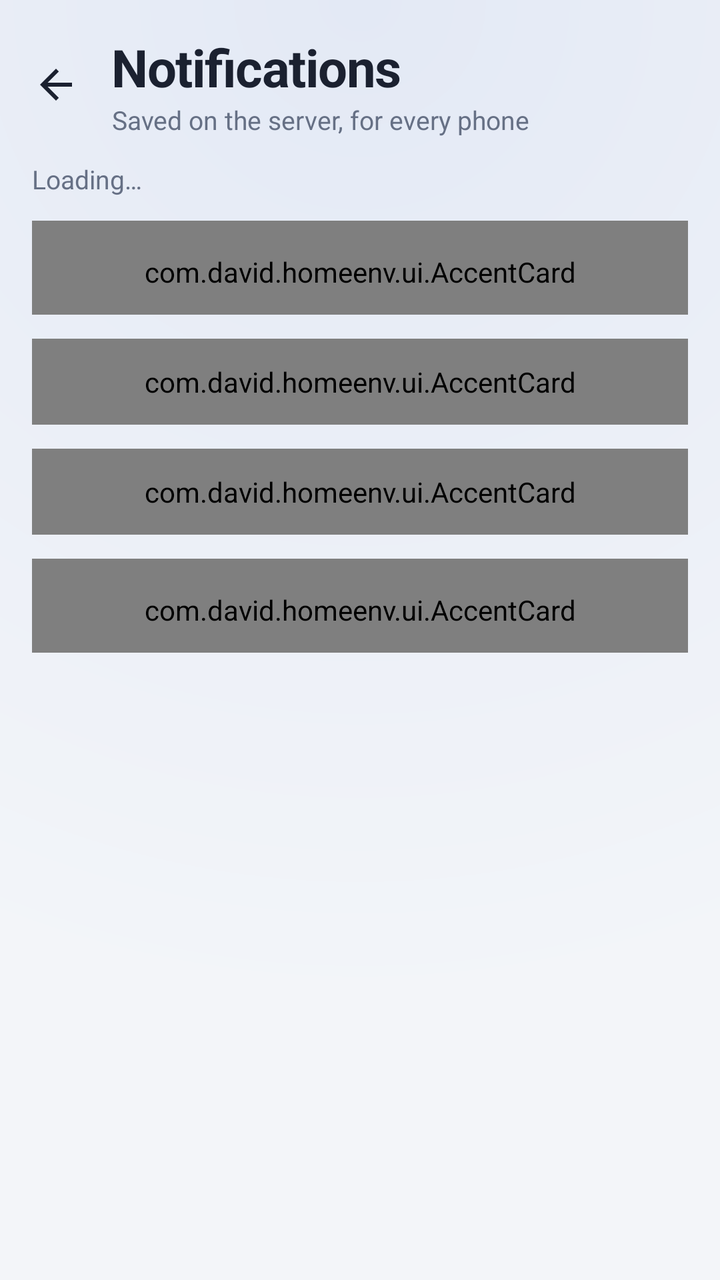
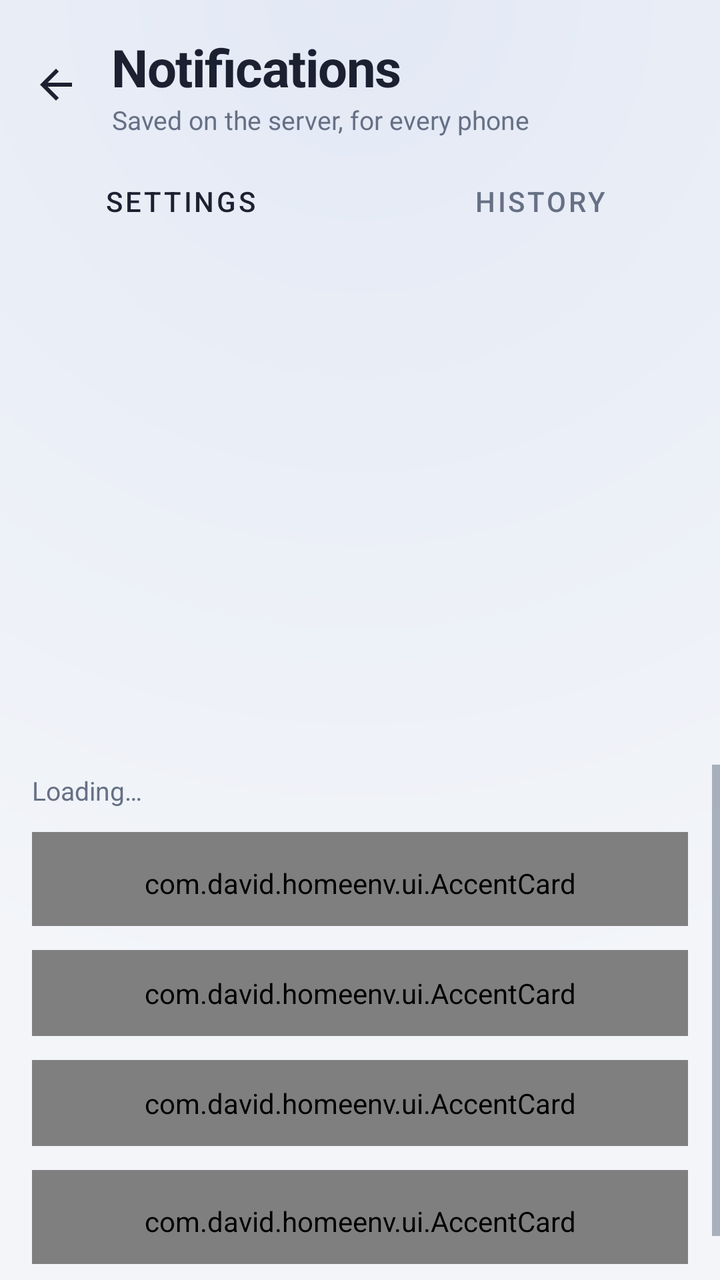

Screens rendered from an Android XML layout before and after an edit, with the pre-edit source and the edit as a unified diff.
<!-- AndroidManifest.xml: application theme Theme.HomeEnv -->
<!-- res/layout/activity_notification_settings.xml -->
<?xml version="1.0" encoding="utf-8"?>
<LinearLayout xmlns:android="http://schemas.android.com/apk/res/android"
    xmlns:app="http://schemas.android.com/apk/res-auto"
    android:layout_width="match_parent"
    android:layout_height="match_parent"
    android:orientation="vertical"
    android:background="@drawable/bg_screen">

    
    <LinearLayout
        android:layout_width="match_parent"
        android:layout_height="wrap_content"
        android:gravity="center_vertical"
        android:orientation="horizontal"
        android:paddingStart="4dp"
        android:paddingTop="16dp"
        android:paddingEnd="16dp"
        android:paddingBottom="8dp">

        <ImageButton
            android:id="@+id/back"
            android:layout_width="48dp"
            android:layout_height="48dp"
            android:background="?attr/selectableItemBackgroundBorderless"
            android:contentDescription="Back"
            android:src="@drawable/ic_back"
            app:tint="@color/text" />

        <LinearLayout
            android:layout_width="wrap_content"
            android:layout_height="wrap_content"
            android:layout_marginStart="4dp"
            android:orientation="vertical">

            <TextView
                android:layout_width="wrap_content"
                android:layout_height="wrap_content"
                android:text="Notifications"
                android:textSize="26sp"
                android:textStyle="bold"
                android:letterSpacing="-0.02"
                android:textColor="@color/text"/>

            <TextView
                android:layout_width="wrap_content"
                android:layout_height="wrap_content"
                android:text="Saved on the server, for every phone"
                android:textSize="13sp"
                android:textColor="@color/muted"/>
        </LinearLayout>
    </LinearLayout>

    <ScrollView
        android:layout_width="match_parent"
        android:layout_height="0dp"
        android:layout_weight="1"
        android:clipToPadding="false">

        <LinearLayout
            android:layout_width="match_parent"
            android:layout_height="wrap_content"
            android:orientation="vertical"
            android:paddingStart="16dp"
            android:paddingEnd="16dp"
            android:paddingTop="4dp"
            android:paddingBottom="32dp">

            <TextView
                android:id="@+id/status"
                style="@style/HomeFoot"
                android:layout_marginBottom="12dp"
                android:text="Loading…"
                android:textSize="13sp" />

            <com.david.homeenv.ui.AccentCard style="@style/HomeCard">

                <TextView
                    style="@style/HomeLabel"
                    android:text="Alerts" />

                <LinearLayout
                    android:layout_width="match_parent"
                    android:layout_height="wrap_content"
                    android:layout_marginTop="12dp"
                    android:gravity="center_vertical"
                    android:orientation="horizontal">

                    <LinearLayout
                        android:layout_width="0dp"
                        android:layout_height="wrap_content"
                        android:layout_weight="1"
                        android:orientation="vertical">

                        <TextView
                            android:layout_width="wrap_content"
                            android:layout_height="wrap_content"
                            android:text="Humidity"
                            android:textColor="@color/text"
                            android:textSize="15sp"
                            android:textStyle="bold" />

                        <TextView
                            style="@style/HomeFoot"
                            android:layout_marginTop="2dp"
                            android:text="Above 65% or below 25%" />
                    </LinearLayout>

                    <com.google.android.material.switchmaterial.SwitchMaterial
                        android:id="@+id/humidity"
                        android:layout_width="wrap_content"
                        android:layout_height="wrap_content"
                        android:enabled="false" />
                </LinearLayout>

                <LinearLayout
                    android:layout_width="match_parent"
                    android:layout_height="wrap_content"
                    android:layout_marginTop="12dp"
                    android:gravity="center_vertical"
                    android:orientation="horizontal">

                    <LinearLayout
                        android:layout_width="0dp"
                        android:layout_height="wrap_content"
                        android:layout_weight="1"
                        android:orientation="vertical">

                        <TextView
                            android:layout_width="wrap_content"
                            android:layout_height="wrap_content"
                            android:text="Temperature"
                            android:textColor="@color/text"
                            android:textSize="15sp"
                            android:textStyle="bold" />

                        <TextView
                            style="@style/HomeFoot"
                            android:layout_marginTop="2dp"
                            android:text="Below 18 °C" />
                    </LinearLayout>

                    <com.google.android.material.switchmaterial.SwitchMaterial
                        android:id="@+id/temperature"
                        android:layout_width="wrap_content"
                        android:layout_height="wrap_content"
                        android:enabled="false" />
                </LinearLayout>

                <LinearLayout
                    android:layout_width="match_parent"
                    android:layout_height="wrap_content"
                    android:layout_marginTop="12dp"
                    android:gravity="center_vertical"
                    android:orientation="horizontal">

                    <LinearLayout
                        android:layout_width="0dp"
                        android:layout_height="wrap_content"
                        android:layout_weight="1"
                        android:orientation="vertical">

                        <TextView
                            android:layout_width="wrap_content"
                            android:layout_height="wrap_content"
                            android:text="Radar disconnected"
                            android:textColor="@color/text"
                            android:textSize="15sp"
                            android:textStyle="bold" />

                        <TextView
                            style="@style/HomeFoot"
                            android:layout_marginTop="2dp"
                            android:text="A radar stops sending frames" />
                    </LinearLayout>

                    <com.google.android.material.switchmaterial.SwitchMaterial
                        android:id="@+id/radar"
                        android:layout_width="wrap_content"
                        android:layout_height="wrap_content"
                        android:enabled="false" />
                </LinearLayout>

                <LinearLayout
                    android:layout_width="match_parent"
                    android:layout_height="wrap_content"
                    android:layout_marginTop="12dp"
                    android:gravity="center_vertical"
                    android:orientation="horizontal">

                    <LinearLayout
                        android:layout_width="0dp"
                        android:layout_height="wrap_content"
                        android:layout_weight="1"
                        android:orientation="vertical">

                        <TextView
                            android:layout_width="wrap_content"
                            android:layout_height="wrap_content"
                            android:text="Node offline / back online"
                            android:textColor="@color/text"
                            android:textSize="15sp"
                            android:textStyle="bold" />

                        <TextView
                            style="@style/HomeFoot"
                            android:layout_marginTop="2dp"
                            android:text="A node sends nothing for 5 min" />
                    </LinearLayout>

                    <com.google.android.material.switchmaterial.SwitchMaterial
                        android:id="@+id/nodes"
                        android:layout_width="wrap_content"
                        android:layout_height="wrap_content"
                        android:enabled="false" />
                </LinearLayout>

                <LinearLayout
                    android:layout_width="match_parent"
                    android:layout_height="wrap_content"
                    android:layout_marginTop="12dp"
                    android:gravity="center_vertical"
                    android:orientation="horizontal">

                    <LinearLayout
                        android:layout_width="0dp"
                        android:layout_height="wrap_content"
                        android:layout_weight="1"
                        android:orientation="vertical">

                        <TextView
                            android:layout_width="wrap_content"
                            android:layout_height="wrap_content"
                            android:text="Pressure falling fast"
                            android:textColor="@color/text"
                            android:textSize="15sp"
                            android:textStyle="bold" />

                        <TextView
                            style="@style/HomeFoot"
                            android:layout_marginTop="2dp"
                            android:text="Down 3 hPa or more in 3 h: storm likely" />
                    </LinearLayout>

                    <com.google.android.material.switchmaterial.SwitchMaterial
                        android:id="@+id/pressure"
                        android:layout_width="wrap_content"
                        android:layout_height="wrap_content"
                        android:enabled="false" />
                </LinearLayout>

                <LinearLayout
                    android:layout_width="match_parent"
                    android:layout_height="wrap_content"
                    android:layout_marginTop="12dp"
                    android:gravity="center_vertical"
                    android:orientation="horizontal">

                    <LinearLayout
                        android:layout_width="0dp"
                        android:layout_height="wrap_content"
                        android:layout_weight="1"
                        android:orientation="vertical">

                        <TextView
                            android:layout_width="wrap_content"
                            android:layout_height="wrap_content"
                            android:text="Air quality"
                            android:textColor="@color/text"
                            android:textSize="15sp"
                            android:textStyle="bold" />

                        <TextView
                            style="@style/HomeFoot"
                            android:layout_marginTop="2dp"
                            android:text="Time to air out, close the window, window open when leaving. Silent" />
                    </LinearLayout>

                    <com.google.android.material.switchmaterial.SwitchMaterial
                        android:id="@+id/air"
                        android:layout_width="wrap_content"
                        android:layout_height="wrap_content"
                        android:enabled="false" />
                </LinearLayout>
            </com.david.homeenv.ui.AccentCard>

            
            <com.david.homeenv.ui.AccentCard
                style="@style/HomeCard"
                android:layout_marginTop="12dp"
                android:orientation="horizontal"
                android:gravity="center_vertical"
                android:paddingTop="12dp">

                <LinearLayout
                    android:layout_width="0dp"
                    android:layout_height="wrap_content"
                    android:layout_weight="1"
                    android:orientation="vertical">

                    <TextView
                        style="@style/HomeLabel"
                        android:text="Occupancy alert" />

                    <TextView
                        android:id="@+id/occupancyStatus"
                        android:layout_width="wrap_content"
                        android:layout_height="wrap_content"
                        android:layout_marginTop="4dp"
                        android:text="Loading…"
                        android:textColor="@color/text"
                        android:textSize="15sp"
                        android:textStyle="bold" />
                </LinearLayout>

                <com.google.android.material.switchmaterial.SwitchMaterial
                    android:id="@+id/occupancySwitch"
                    android:layout_width="wrap_content"
                    android:layout_height="wrap_content" />
            </com.david.homeenv.ui.AccentCard>

            
            <com.david.homeenv.ui.AccentCard
                style="@style/HomeCard"
                android:layout_marginTop="12dp"
                android:orientation="vertical"
                android:paddingTop="12dp">

                <LinearLayout
                    android:layout_width="match_parent"
                    android:layout_height="wrap_content"
                    android:gravity="center_vertical"
                    android:orientation="horizontal">

                    <LinearLayout
                        android:layout_width="0dp"
                        android:layout_height="wrap_content"
                        android:layout_weight="1"
                        android:orientation="vertical">

                        <TextView
                            style="@style/HomeLabel"
                            android:text="Arm when I leave home" />

                        <TextView
                            android:id="@+id/autoLocationStatus"
                            android:layout_width="wrap_content"
                            android:layout_height="wrap_content"
                            android:layout_marginTop="4dp"
                            android:textColor="@color/muted"
                            android:textSize="13sp" />
                    </LinearLayout>

                    <com.google.android.material.switchmaterial.SwitchMaterial
                        android:id="@+id/autoLocationSwitch"
                        android:layout_width="wrap_content"
                        android:layout_height="wrap_content" />
                </LinearLayout>

                <TextView
                    android:id="@+id/setHomeButton"
                    android:layout_width="wrap_content"
                    android:layout_height="wrap_content"
                    android:layout_marginTop="10dp"
                    android:background="?attr/selectableItemBackground"
                    android:clickable="true"
                    android:focusable="true"
                    android:padding="6dp"
                    android:text="Set this place as home"
                    android:textColor="@color/good"
                    android:textSize="14sp"
                    android:textStyle="bold" />

                
                <TextView
                    android:id="@+id/resumeAutoButton"
                    android:layout_width="wrap_content"
                    android:layout_height="wrap_content"
                    android:layout_marginTop="6dp"
                    android:background="?attr/selectableItemBackground"
                    android:clickable="true"
                    android:focusable="true"
                    android:padding="6dp"
                    android:text="Resume auto (location)"
                    android:textColor="@color/good"
                    android:textSize="14sp"
                    android:textStyle="bold"
                    android:visibility="gone" />
            </com.david.homeenv.ui.AccentCard>


            <com.david.homeenv.ui.AccentCard
                style="@style/HomeCard"
                android:layout_marginTop="12dp">

                <TextView
                    style="@style/HomeLabel"
                    android:text="Quiet hours" />

                <LinearLayout
                    android:layout_width="match_parent"
                    android:layout_height="wrap_content"
                    android:layout_marginTop="12dp"
                    android:gravity="center_vertical"
                    android:orientation="horizontal">

                    <LinearLayout
                        android:layout_width="0dp"
                        android:layout_height="wrap_content"
                        android:layout_weight="1"
                        android:orientation="vertical">

                        <TextView
                            android:layout_width="wrap_content"
                            android:layout_height="wrap_content"
                            android:text="Mute alerts at night"
                            android:textColor="@color/text"
                            android:textSize="15sp"
                            android:textStyle="bold" />

                        <TextView
                            style="@style/HomeFoot"
                            android:layout_marginTop="2dp"
                            android:text="Occupancy alerts still come through" />
                    </LinearLayout>

                    <com.google.android.material.switchmaterial.SwitchMaterial
                        android:id="@+id/quiet_enabled"
                        android:layout_width="wrap_content"
                        android:layout_height="wrap_content"
                        android:enabled="false" />
                </LinearLayout>

                <LinearLayout
                    android:id="@+id/quiet_start_row"
                    android:layout_width="match_parent"
                    android:layout_height="48dp"
                    android:layout_marginTop="4dp"
                    android:background="?attr/selectableItemBackground"
                    android:enabled="false"
                    android:gravity="center_vertical"
                    android:orientation="horizontal">

                    <TextView
                        android:layout_width="0dp"
                        android:layout_height="wrap_content"
                        android:layout_weight="1"
                        android:text="From"
                        android:textColor="@color/text"
                        android:textSize="15sp" />

                    <TextView
                        android:id="@+id/quiet_start"
                        android:layout_width="wrap_content"
                        android:layout_height="wrap_content"
                        android:fontFeatureSettings="tnum"
                        android:text="--:--"
                        android:textColor="@color/text"
                        android:textSize="15sp"
                        android:textStyle="bold" />
                </LinearLayout>

                <LinearLayout
                    android:id="@+id/quiet_end_row"
                    android:layout_width="match_parent"
                    android:layout_height="48dp"
                    android:layout_marginTop="4dp"
                    android:background="?attr/selectableItemBackground"
                    android:enabled="false"
                    android:gravity="center_vertical"
                    android:orientation="horizontal">

                    <TextView
                        android:layout_width="0dp"
                        android:layout_height="wrap_content"
                        android:layout_weight="1"
                        android:text="Until"
                        android:textColor="@color/text"
                        android:textSize="15sp" />

                    <TextView
                        android:id="@+id/quiet_end"
                        android:layout_width="wrap_content"
                        android:layout_height="wrap_content"
                        android:fontFeatureSettings="tnum"
                        android:text="--:--"
                        android:textColor="@color/text"
                        android:textSize="15sp"
                        android:textStyle="bold" />
                </LinearLayout>

                <TextView
                    style="@style/HomeFoot"
                    android:layout_marginTop="4dp"
                    android:text="Times are Budapest time (the server\'s clock)." />
            </com.david.homeenv.ui.AccentCard>
        </LinearLayout>
    </ScrollView>
</LinearLayout>
<!-- resources referenced by this layout -->
<resources>
  <color name="good">#3ecf8e</color>
  <color name="muted">#8a93a6</color>
  <color name="text">#e8ecf3</color>
  <!-- drawable bg_screen (drawable) -->
  <?xml version="1.0" encoding="utf-8"?>
  <shape xmlns:android="http://schemas.android.com/apk/res/android" android:shape="rectangle">
      <gradient
          android:type="radial"
          android:centerX="0.5"
          android:centerY="0"
          android:gradientRadius="140%p"
          android:startColor="@color/bg_glow"
          android:endColor="@color/bg" />
  </shape>
  <!-- drawable ic_back (drawable) -->
  <?xml version="1.0" encoding="utf-8"?>
  <vector xmlns:android="http://schemas.android.com/apk/res/android"
      android:width="24dp"
      android:height="24dp"
      android:viewportWidth="24"
      android:viewportHeight="24"
      android:autoMirrored="true">
      <path
          android:fillColor="#FFFFFFFF"
          android:pathData="M20,11H7.83l5.59,-5.59L12,4l-8,8 8,8 1.41,-1.41L7.83,13H20v-2z" />
  </vector>
  <style name="HomeCard">
          <item name="android:layout_width">match_parent</item>
          <item name="android:layout_height">wrap_content</item>
          <item name="android:orientation">vertical</item>
          <item name="android:paddingStart">16dp</item>
          <item name="android:paddingEnd">16dp</item>
          <item name="android:paddingTop">16dp</item>
          <item name="android:paddingBottom">12dp</item>
      </style>
  <style name="HomeFoot">
          <item name="android:layout_width">wrap_content</item>
          <item name="android:layout_height">wrap_content</item>
          <item name="android:textSize">11sp</item>
          <item name="android:textColor">@color/muted</item>
      </style>
  <style name="HomeLabel">
          <item name="android:layout_width">wrap_content</item>
          <item name="android:layout_height">wrap_content</item>
          <item name="android:textSize">11sp</item>
          <item name="android:letterSpacing">0.08</item>
          <item name="android:textAllCaps">true</item>
          <item name="android:textColor">@color/muted</item>
          <item name="android:drawablePadding">6dp</item>
          <item name="android:gravity">center_vertical</item>
      </style>
  <style name="Theme.HomeEnv" parent="Theme.MaterialComponents.DayNight.NoActionBar">
          <item name="colorPrimary">@color/card</item>
          <item name="colorPrimaryVariant">@color/bg</item>
          <item name="colorOnPrimary">@color/text</item>
          <item name="colorSecondary">@color/good</item>
          <item name="colorSecondaryVariant">@color/good</item>
          <item name="colorOnSecondary">@color/bg</item>
  
          <item name="android:statusBarColor">@color/bg_glow</item>
          <item name="android:navigationBarColor">@color/bg</item>
          <item name="android:windowLightStatusBar">@bool/light_system_bars</item>
          <item name="android:windowLightNavigationBar" tools:targetApi="27">@bool/light_system_bars</item>
  
          <item name="android:windowBackground">@color/bg</item>
          <item name="android:colorBackground">@color/bg</item>
          <item name="colorSurface">@color/card</item>
          <item name="colorOnSurface">@color/text</item>
  
          <item name="android:textColorPrimary">@color/text</item>
          <item name="android:textColorSecondary">@color/muted</item>
  
          <item name="colorControlActivated">@color/good</item>
          <item name="colorSwitchThumbNormal">@color/muted</item>
      </style>
  <color name="bg_glow">#1a2233</color>
  <color name="bg">#0f1218</color>
  <color name="card">#171c26</color>
</resources>

<!-- the commit's change to res/layout/activity_notification_settings.xml (unified diff, before → after) -->
@@ -50,7 +50,47 @@
         </LinearLayout>
     </LinearLayout>
 
+    
+    <LinearLayout
+        android:id="@+id/tab_container"
+        android:layout_width="match_parent"
+        android:layout_height="wrap_content"
+        android:orientation="horizontal"
+        android:background="@color/card_bg">
+
+        <Button
+            android:id="@+id/tab_settings"
+            android:layout_width="0dp"
+            android:layout_height="wrap_content"
+            android:layout_weight="1"
+            android:text="Settings"
+            android:background="?attr/selectableItemBackground"
+            style="@style/Widget.MaterialComponents.Button.TextButton"
+            android:textColor="@color/text"
+            android:paddingBottom="8dp"
+            android:paddingTop="8dp" />
+
+        <Button
+            android:id="@+id/tab_history"
+            android:layout_width="0dp"
+            android:layout_height="wrap_content"
+            android:layout_weight="1"
+            android:text="History"
+            android:background="?attr/selectableItemBackground"
+            style="@style/Widget.MaterialComponents.Button.TextButton"
+            android:textColor="@color/muted"
+            android:paddingBottom="8dp"
+            android:paddingTop="8dp" />
+    </LinearLayout>
+
+    <FrameLayout
+        android:id="@+id/fragment_container"
+        android:layout_width="match_parent"
+        android:layout_height="0dp"
+        android:layout_weight="1" />
+
     <ScrollView
+        android:id="@+id/settings_scroll"
         android:layout_width="match_parent"
         android:layout_height="0dp"
         android:layout_weight="1"
